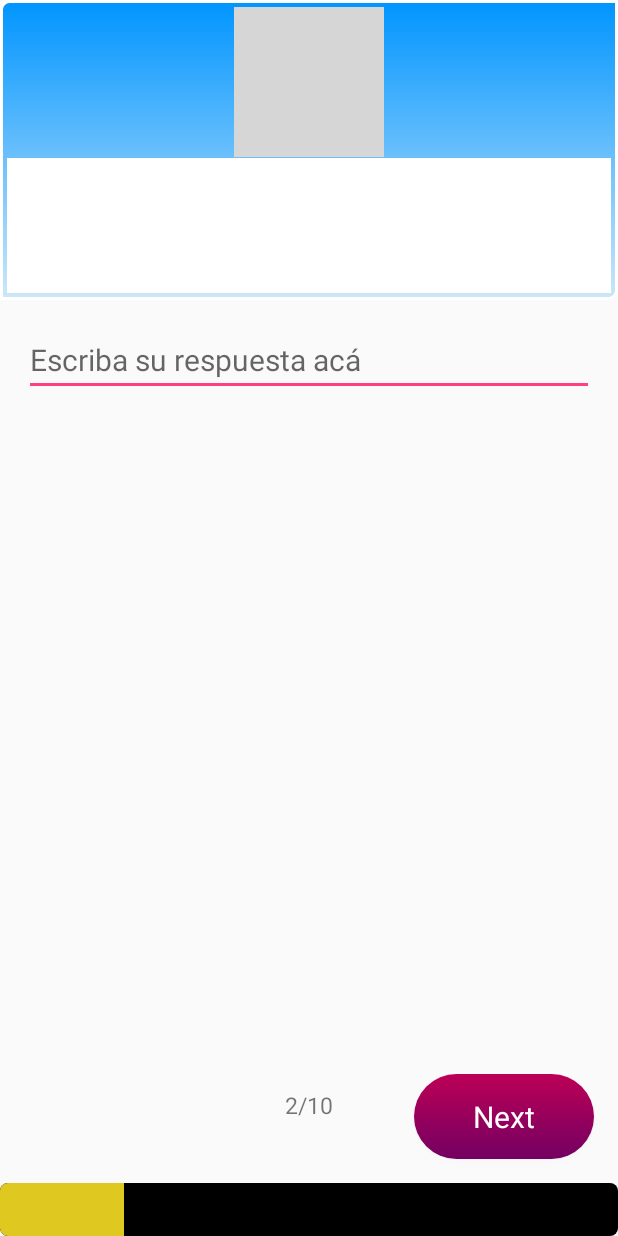
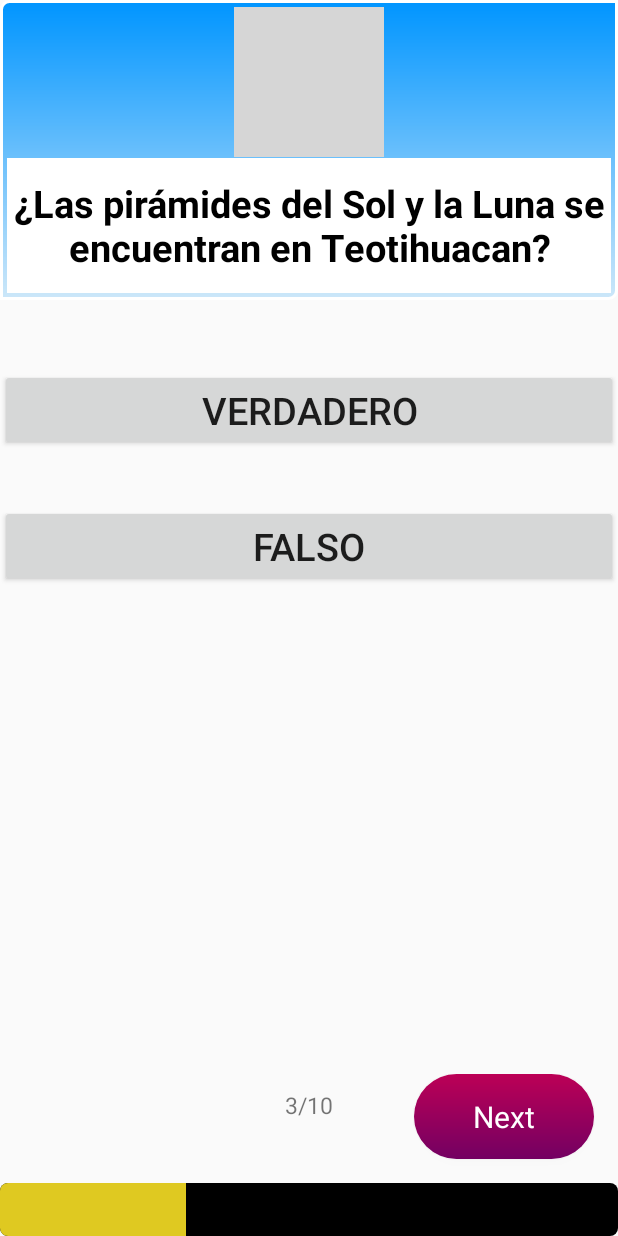
Before and after one commit to Yosolita1978/MexicanQuiz, an Android app: the WrittenAnswerActivity screen opened directly, with no data from a screen before it, after a tap on "Next", on a phone screen of 412 x 824 dp. Run offline under Robolectric (Android 15) with nearby library versions, the light colour scheme and no system bars; grey boxes are pictures that could not be loaded.

Commit message:
First two activities working with the Class Questionary

```diff
--- a/app/src/main/AndroidManifest.xml
+++ b/app/src/main/AndroidManifest.xml
@@ -20,6 +20,8 @@
             android:label="@string/quiz"/>
         <activity android:name=".WrittenAnswerActivity"
             android:label="@string/quiz"/>
+        <activity android:name=".TrueFalseActivity"
+            android:label="@string/quiz"/>
     </application>
 
 </manifest>
--- a/app/src/main/java/com/example/android/mexicanquiz/Question.java
+++ b/app/src/main/java/com/example/android/mexicanquiz/Question.java
@@ -54,6 +54,8 @@ public class Question {
     public Class getActivity(){
         if(getAnswerCount() > 1){
             return MultipleAnswersActivity.class;
+        } else if(getChoices().length == 2){
+            return TrueFalseActivity.class;
         } else{
             return WrittenAnswerActivity.class;
         }
--- /dev/null
+++ b/app/src/main/java/com/example/android/mexicanquiz/TrueFalseActivity.java
@@ -0,0 +1,100 @@
+package com.example.android.mexicanquiz;
+
+import android.content.Intent;
+import android.graphics.Color;
+import android.os.Bundle;
+import android.support.v7.app.AppCompatActivity;
+import android.view.View;
+import android.widget.Button;
+import android.widget.EditText;
+import android.widget.TextView;
+
+/**
+ * Created by cristina on 4/2/18.
+ */
+
+public class TrueFalseActivity extends AppCompatActivity {
+
+    String userAnswer;
+
+    @Override
+    protected void onCreate(Bundle savedInstanceState) {
+        super.onCreate(savedInstanceState);
+
+        // Set the content of the activity to use the true_false_activity.xml layout file
+        setContentView(R.layout.true_false_activity);
+
+        final Questionary questionary = Questionary.getQuestionary(this);
+        Question currentQuestion = questionary.getCurrentQuestion();
+        displayQuestion(currentQuestion.getQuestion());
+        displayChoices(currentQuestion.getChoices());
+
+
+        final Button trueButton = (Button) findViewById(R.id.true_button);
+        final Button falseButton = (Button) findViewById(R.id.false_button);
+
+        final int selectedColor = getResources().getColor(R.color.colorAccent);
+        final int unselectedColor = getResources().getColor(R.color.unselected);
+
+        //Create an event listener for the true_button
+        trueButton.setOnClickListener(new View.OnClickListener() {
+            @Override
+            public void onClick(View view) {
+                trueButton.setBackgroundColor(selectedColor);
+                falseButton.setBackgroundColor(unselectedColor);
+
+                userAnswer = trueButton.getText().toString();
+            }
+        });
+
+        //Create an event listener for the false_button
+        falseButton.setOnClickListener(new View.OnClickListener() {
+            @Override
+            public void onClick(View view) {
+                falseButton.setBackgroundColor(selectedColor);
+                trueButton.setBackgroundColor(unselectedColor);
+
+                userAnswer = falseButton.getText().toString();
+            }
+        });
+
+
+
+        // Create an event listener for the next button
+        Button nextButton = (Button) findViewById(R.id.nextButton);
+
+        nextButton.setOnClickListener(new View.OnClickListener() {
+            @Override
+            public void onClick(View view) {
+
+                ////Check the Answer before going to the next Question
+                questionary.checkAnswer(userAnswer);
+                Question nextQuestion = questionary.getNextQuestion();
+                Intent nextIntent = new Intent(TrueFalseActivity.this, nextQuestion.getActivity());
+                startActivity(nextIntent);
+
+                finish();
+
+            }
+        });
+    }
+
+    /**
+     * Displays the given Question.
+     */
+    public void displayQuestion(String question) {
+        TextView questionView = (TextView) findViewById(R.id.questionTextView);
+        questionView.setText(question);
+    }
+
+    /**
+     * Displays the given Choices.
+     */
+    public void displayChoices(String[] choices){
+        int[] answerIds = {R.id.true_button, R.id.false_button};
+        for(int i = 0; i < choices.length; i++){
+            TextView answerView = (TextView) findViewById(answerIds[i]);
+            answerView.setText(choices[i]);
+        }
+    }
+}
--- a/app/src/main/java/com/example/android/mexicanquiz/WrittenAnswerActivity.java
+++ b/app/src/main/java/com/example/android/mexicanquiz/WrittenAnswerActivity.java
@@ -22,7 +22,7 @@ public class WrittenAnswerActivity extends AppCompatActivity {
         setContentView(R.layout.written_answer_activity);
         final Questionary questionary = Questionary.getQuestionary(this);
         Question currentQuestion = questionary.getCurrentQuestion();
-
+        displayQuestion(currentQuestion.getQuestion());
 
 
         // Create an event listener for the next button
@@ -40,7 +40,9 @@ public class WrittenAnswerActivity extends AppCompatActivity {
                 ////Check the Answer before going to the next Question
                 questionary.checkAnswer(userAnswer);
                 Question nextQuestion = questionary.getNextQuestion();
-                ////TO-DO The next intent - remember that you need to update the getNextActivity method in the Question too
+                Intent nextIntent = new Intent(WrittenAnswerActivity.this, nextQuestion.getActivity());
+                startActivity(nextIntent);
+                finish();
 
             }
         });
--- /dev/null
+++ b/app/src/main/res/layout/true_false_activity.xml
@@ -0,0 +1,117 @@
+<?xml version="1.0" encoding="utf-8"?>
+<ScrollView xmlns:android="http://schemas.android.com/apk/res/android"
+    xmlns:tools="http://schemas.android.com/tools"
+    android:layout_width="match_parent"
+    android:layout_height="match_parent"
+    android:fillViewport="true">
+
+    <LinearLayout xmlns:tools="http://schemas.android.com/tools"
+        android:layout_width="match_parent"
+        android:layout_height="wrap_content"
+        android:orientation="vertical"
+        tools:context="com.example.android.mexicanquiz.WrittenAnswerActivity">
+
+        <RelativeLayout
+            android:layout_width="wrap_content"
+            android:layout_height="200dp"
+            android:background="@drawable/questiongradient">
+
+            <ImageView
+                android:layout_width="100dp"
+                android:layout_height="100dp"
+                android:src="@drawable/smallwhowants"
+                android:layout_centerHorizontal="true"
+                android:layout_marginBottom="15dp"/>
+
+            <TextView
+                android:id="@+id/questionTextView"
+                android:layout_width="match_parent"
+                android:layout_height="90dp"
+                tools:text="@string/question3_question"
+                android:textSize="25sp"
+                android:textStyle="bold"
+                android:background="@android:color/white"
+                android:layout_alignParentBottom="true"
+                android:shadowRadius="10"
+                android:textColor="@android:color/background_dark"
+                android:gravity="center"/>
+
+        </RelativeLayout>
+
+
+        <LinearLayout
+            android:layout_width="match_parent"
+            android:layout_height="wrap_content"
+            android:orientation="vertical">
+
+            <Button
+                android:id="@+id/true_button"
+                android:layout_width="match_parent"
+                android:layout_height="wrap_content"
+                tools:text="@string/question3_true"
+                android:layout_marginTop="46dp"
+                android:textSize="25sp"
+                android:layout_marginBottom="20dp"/>
+
+            <Button
+                android:id="@+id/false_button"
+                android:layout_width="match_parent"
+                android:layout_height="wrap_content"
+                tools:text="@string/question3_false"
+                android:layout_marginTop="16dp"
+                android:textSize="25sp"
+                android:layout_marginBottom="20dp"/>
+
+
+        </LinearLayout>
+
+
+        <TextView
+            android:layout_width="match_parent"
+            android:layout_height="wrap_content"
+            android:layout_weight="3" />
+
+        <RelativeLayout
+            android:layout_width="match_parent"
+            android:layout_height="wrap_content"
+            android:layout_weight="0">
+
+
+            <TextView
+                android:layout_width="wrap_content"
+                android:layout_height="wrap_content"
+                android:layout_centerHorizontal="true"
+                android:layout_marginTop="10dp"
+                android:text="@string/text3of10"
+                android:textSize="15sp" />
+
+            <Button
+                android:id="@+id/nextButton"
+                android:layout_width="120dp"
+                android:layout_height="wrap_content"
+                android:layout_alignParentRight="true"
+                android:layout_alignParentEnd="true"
+                android:layout_marginBottom="16dp"
+                android:layout_marginRight="16dp"
+                android:layout_marginEnd="16dp"
+                android:text="@string/nextTextButton"
+                android:textSize="20sp"
+                android:textColor="@android:color/white"
+                android:background="@drawable/buttonstyle"
+                style="@style/Widget.AppCompat.ImageButton"/>
+
+        </RelativeLayout>
+
+        <ProgressBar
+            android:id="@+id/determinateBar"
+            style="@android:style/Widget.ProgressBar.Horizontal"
+            android:layout_width="match_parent"
+            android:layout_height="35dp"
+            android:layout_weight="0"
+            android:progress="@string/progressBarValue3"
+            android:progressBackgroundTint="@color/colorProgressBackgroundTint"
+            android:progressTint="@color/colorProgressTint" />
+
+
+    </LinearLayout>
+</ScrollView>
--- a/app/src/main/res/values/colors.xml
+++ b/app/src/main/res/values/colors.xml
@@ -3,6 +3,7 @@
     <color name="colorPrimary">#3F51B5</color>
     <color name="colorPrimaryDark">#303F9F</color>
     <color name="colorAccent">#FF4081</color>
+    <color name="unselected">#b8c2d3</color>
     <color name="startbutton">#BC0056</color>
     <color name="endbutton">#730062</color>
     <color name="startquestion">#0095ff</color>
--- a/app/src/main/res/values/strings.xml
+++ b/app/src/main/res/values/strings.xml
@@ -16,8 +16,8 @@
     <!-- Question 1 xml -->
 
     <string name="question1_choice1">No tiene que ver con la actividad comercial </string>
-    <string name="question1_choice2">No quiero nada </string>
-    <string name="question1_choice3">Esto es una prueba </string>
+    <string name="question1_choice2">Se aplica al vendedor  </string>
+    <string name="question1_choice3">Se aplica al comprador </string>
     <string name="question1_choice4">Se aplica al impuesto de la transacción </string>
 
     <string-array name="question1_choices">
@@ -47,22 +47,33 @@
     <string name="text3of10">3/10</string>
     <string name="progressBarValue3">30</string>
     <string name="question3_question">¿Las pirámides del Sol y la Luna se encuentran en Teotihuacan?</string>
+    <string name="question3_true">Verdadero</string>
+    <string name="question3_false">Falso</string>
+
     <string-array name="question3_choices">
-        <item>Cierto</item>
-        <item>Falso</item>
+        <item>@string/question3_true</item>
+        <item>@string/question3_false</item>
     </string-array>
-    <string name="question3_answer">Cierto</string>
+
+    <string name="question3_answer">Verdadero</string>
 
     <!-- Question 4 -->
     <string name="text4of10">1/10</string>
     <string name="progressBarValue4">40</string>
     <string name="question4_question">¿ Al lugar mítico de donde partieron los mexicas e iniciaron su migración se le conoce cómo?</string>
+    <string name="question4_choice1">Aztlán </string>
+    <string name="question4_choice2">Tula </string>
+    <string name="question4_choice3">Mictlán </string>
+    <string name="question4_choice4">Tenochtitlán </string>
+
+
     <string-array name="question4_choices">
-        <item>Aztlán </item>
-        <item>Tula </item>
-        <item>Mictlán</item>
-        <item>Tenochtitlán </item>
+        <item>@string/question4_choice1 </item>
+        <item>@string/question4_choice2 </item>
+        <item>@string/question4_choice3 </item>
+        <item>@string/question4_choice4 </item>
     </string-array>
+
     <string name="question4_answer">Aztlán</string>
 
 
```
